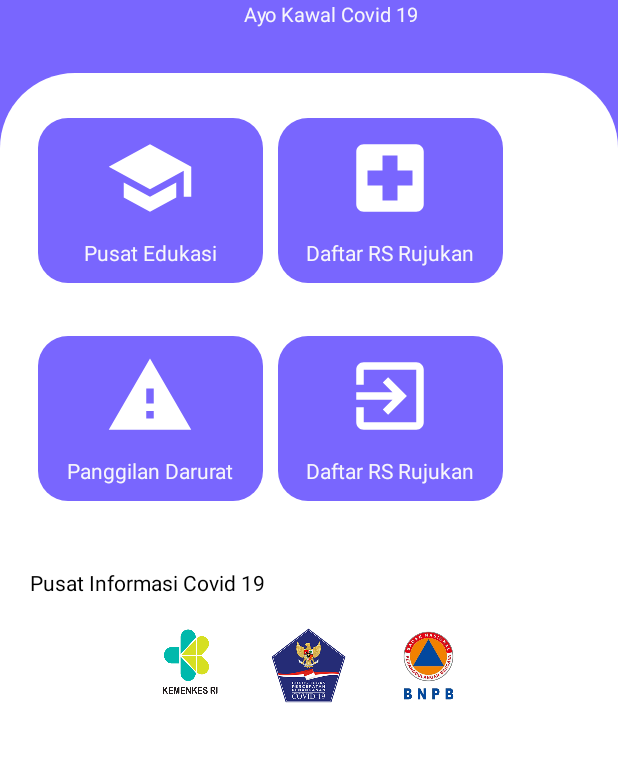
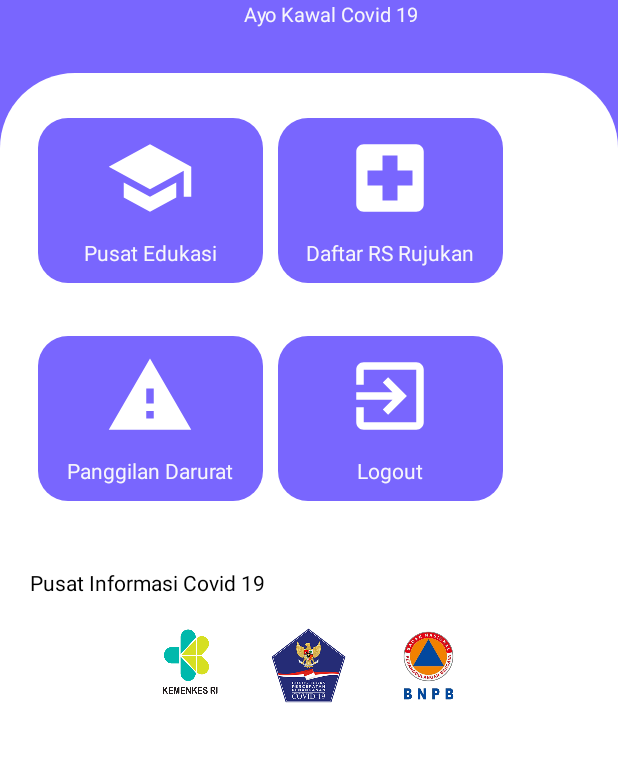
Before and after one commit to punyaangga/TubesMoprog, an Android app: the screen it shows after launch (HalamanUtamaActivity), on a phone screen of 412 x 824 dp, the part 162-924 px from its top. Run offline under Robolectric (Android 15) with nearby library versions, the phone set to English and light mode, and no system bars.

Commit message:
perubahan halaman utama

```diff
--- a/app/src/main/res/layout/activity_halaman_utama.xml
+++ b/app/src/main/res/layout/activity_halaman_utama.xml
@@ -143,7 +143,7 @@
                 <TextView
                     android:layout_width="match_parent"
                     android:layout_height="match_parent"
-                    android:text="Daftar RS Rujukan"
+                    android:text="Logout"
                     android:textColor="@color/lightGray"
                     android:gravity="center"></TextView>
             </LinearLayout>
@@ -175,7 +175,7 @@
             </Button>
 
             <Button
-                android:id="@+id/btnSatu"
+                android:id="@+id/btnDua"
                 android:layout_width="50dp"
                 android:layout_height="50dp"
                 android:layout_marginLeft="30dp"
@@ -183,7 +183,7 @@
             </Button>
 
             <Button
-                android:id="@+id/btnSatu"
+                android:id="@+id/btnTiga"
                 android:layout_width="50dp"
                 android:layout_height="50dp"
                 android:layout_marginLeft="30dp"
```
Also changed, not shown: 5 other files.
